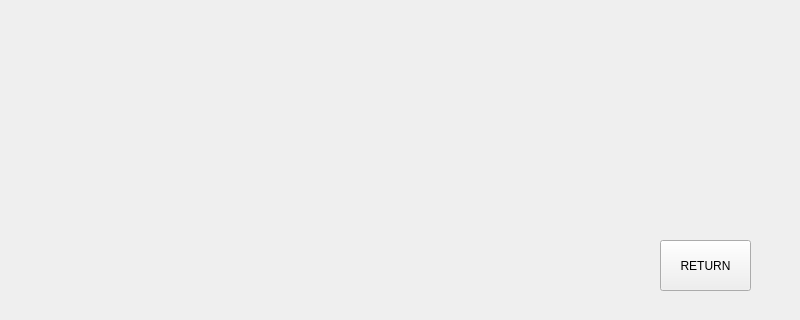
hg-hg/2019-DungeonNStones, file testWidget/MessageWidget.ui: the form before one commit; both pictures show x 0 to 800 and y 280 to 600 of the 800 by 600 pixel window.
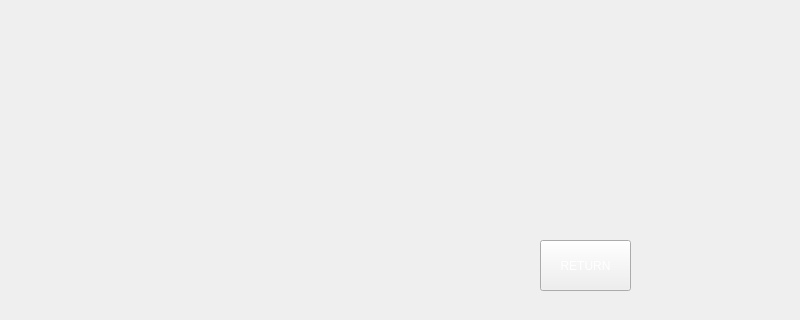
The form after the commit. Custom widgets are drawn as their Qt base class.

```diff
--- a/testWidget/MessageWidget.ui
+++ b/testWidget/MessageWidget.ui
@@ -18,7 +18,7 @@
     <rect>
      <x>20</x>
      <y>20</y>
-     <width>231</width>
+     <width>431</width>
      <height>391</height>
     </rect>
    </property>
@@ -29,39 +29,39 @@
     <rect>
      <x>20</x>
      <y>430</y>
-     <width>231</width>
+     <width>431</width>
      <height>131</height>
     </rect>
    </property>
    <property name="styleSheet">
-    <string notr="true">font: 9pt &quot;MS Serif&quot;;
-background-color: rgb(255, 132, 139,0);
+    <string notr="true">background-color: rgb(255, 132, 139,0);
 border-radius: 3px;
-color:rgb(0,0,0);
+color:white;
 </string>
    </property>
   </widget>
   <widget class="QWidget" name="pictureField" native="true">
    <property name="geometry">
     <rect>
-     <x>270</x>
+     <x>480</x>
      <y>20</y>
-     <width>311</width>
-     <height>551</height>
+     <width>201</width>
+     <height>391</height>
     </rect>
    </property>
   </widget>
   <widget class="ReturnButton" name="returnButton">
    <property name="geometry">
     <rect>
-     <x>660</x>
+     <x>540</x>
      <y>520</y>
      <width>91</width>
      <height>51</height>
     </rect>
    </property>
    <property name="styleSheet">
-    <string notr="true">font: 9pt &quot;Segoe UI Historic&quot;;</string>
+    <string notr="true">font: 17pt &quot;monogramextended&quot;;
+color: white</string>
    </property>
    <property name="text">
     <string>RETURN</string>
```
